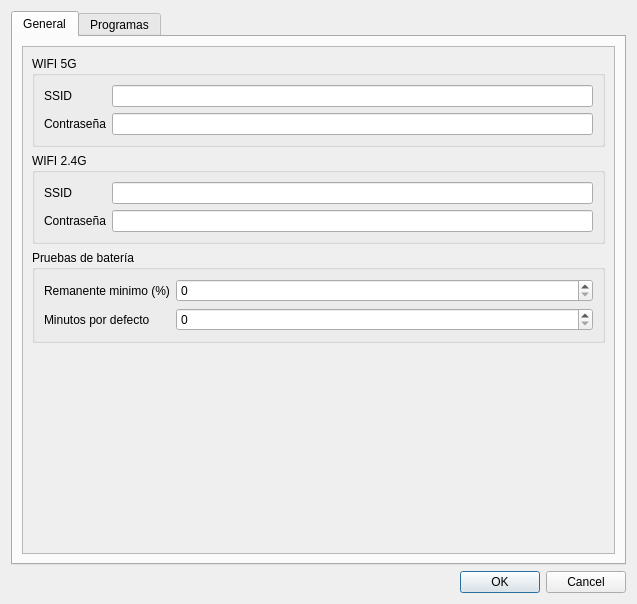
gabod22/PatiaTest, file ui/config_dialog.ui: the form before one commit.
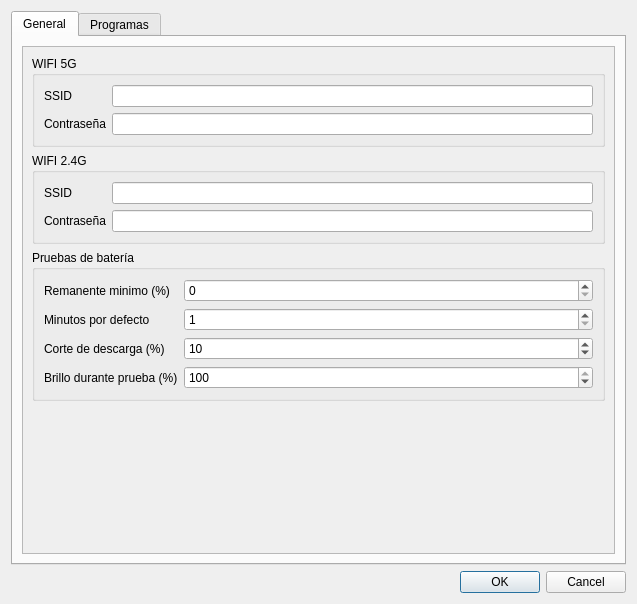
The form after the commit.

The edit to the form file:
```diff
--- a/ui/config_dialog.ui
+++ b/ui/config_dialog.ui
@@ -127,6 +127,7 @@
               </item>
               <item row="1" column="1">
                <widget class="QSpinBox" name="SpinDefaultTestTime">
+                <property name="minimum"><number>1</number></property>
                 <property name="maximum">
                  <number>999</number>
                 </property>
@@ -142,6 +143,10 @@
                 </property>
                </widget>
               </item>
+              <item row="2" column="0"><widget class="QLabel" name="cutoffLabel"><property name="text"><string>Corte de descarga (%)</string></property></widget></item>
+              <item row="2" column="1"><widget class="QSpinBox" name="SpinDischargeCutoff"><property name="minimum"><number>1</number></property><property name="maximum"><number>99</number></property><property name="value"><number>10</number></property></widget></item>
+              <item row="3" column="0"><widget class="QLabel" name="brightnessLabel"><property name="text"><string>Brillo durante prueba (%)</string></property></widget></item>
+              <item row="3" column="1"><widget class="QSpinBox" name="SpinTestBrightness"><property name="maximum"><number>100</number></property><property name="value"><number>100</number></property></widget></item>
              </layout>
             </widget>
            </item>
```
